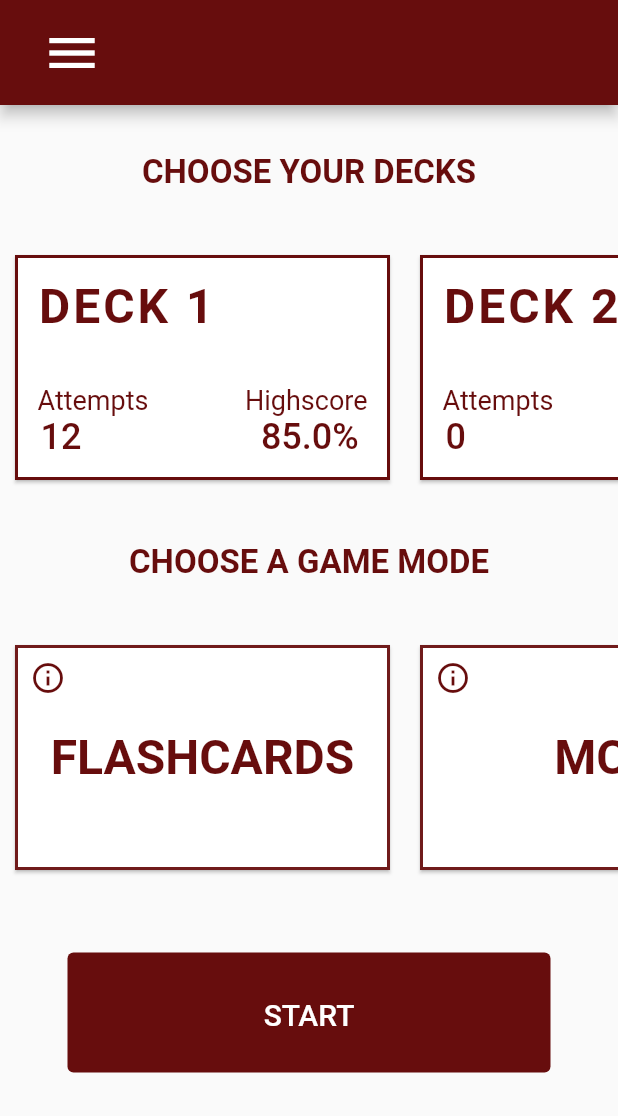
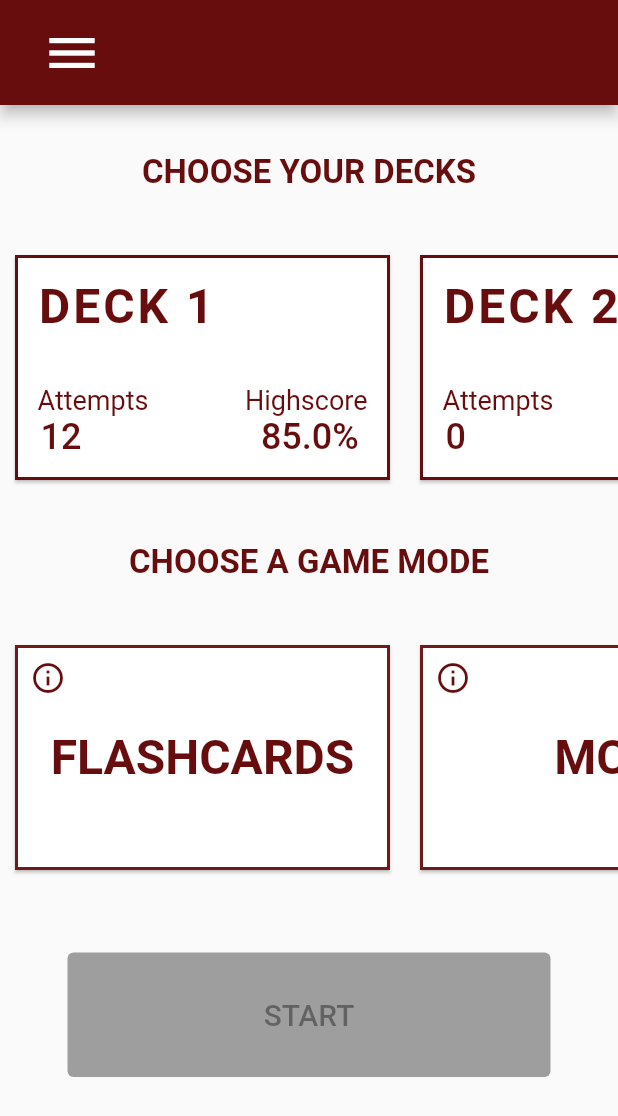
Before and after one commit to FlorianFlouquet/Yomikata, a Flutter app: the screen it shows after launch, on a phone screen of 412 x 824 dp. Shown: the top 1116 px of the screen. Run offline on Flutter 3.47's test engine with Material 2 defaults, Android fonts, the phone set to English and light mode, and no system bars; our stand-ins replace flip_card.

Commit message:
change: if no deck is selected, the start button is disabled

```diff
--- a/lib/pages/gameConfigPage.dart
+++ b/lib/pages/gameConfigPage.dart
@@ -130,18 +130,19 @@ class _GameConfigPageState extends State<GameConfigPage> {
             Container(
               margin: EdgeInsets.all(45),
               child: TextButton(
-                onPressed: () {
-                  print(context);
-                  Navigator.of(context).push(
-                    MaterialPageRoute(
-                      builder: (context) => FlashCardsPage(deck: _selectedDeck))
-                  );
+                onPressed: _selectedDeck.length == 0 ?
+                  null :
+                  () {
+                    print(context);
+                    Navigator.of(context).push(
+                      MaterialPageRoute(
+                        builder: (context) => FlashCardsPage(deck: _selectedDeck))
+                    );
                 },
                 style: TextButton.styleFrom(
                   foregroundColor: Colors.white,
-                  backgroundColor: Color(0xff670D0D),
+                  backgroundColor: _selectedDeck.length == 0 ? Colors.grey : Color(0xff670D0D),
                   padding: EdgeInsets.fromLTRB(50, 30, 50, 30),
-                  maximumSize: Size(80, 80)
                 ),
                 child: Text(
                   "START",
```
